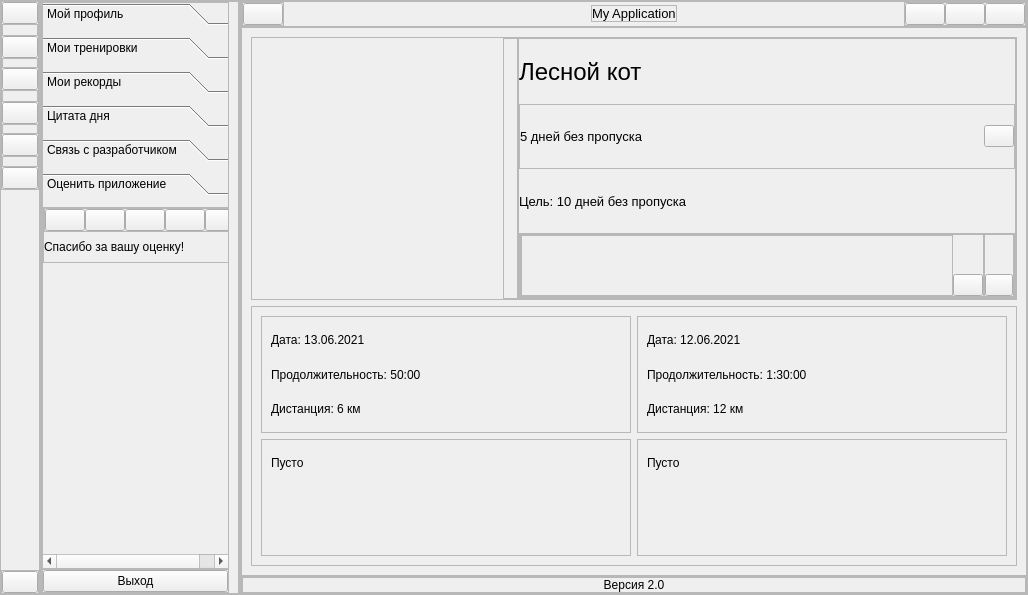
Above: Program/new_design/new_interface.ui from Daniil-Solo/Training-tracker before the change. Below: the same form after it.
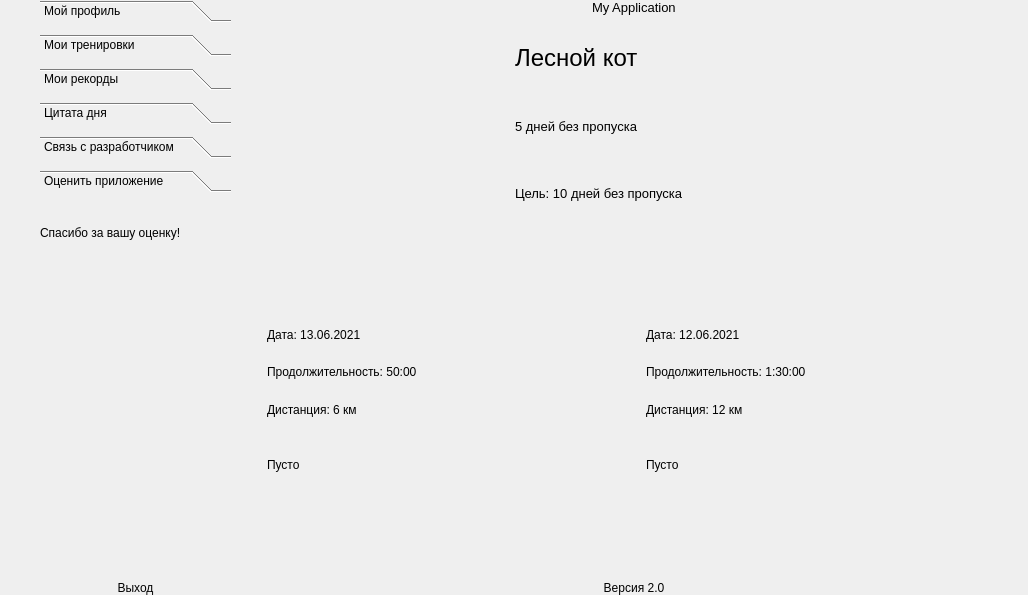
That is the form after the change. Icons and pictures are not drawn.

Commit message: add picture, icons and remove all border

```diff
--- a/Program/new_design/new_interface.ui
+++ b/Program/new_design/new_interface.ui
@@ -13,9 +13,16 @@
   <property name="windowTitle">
    <string>MainWindow</string>
   </property>
+  <property name="styleSheet">
+   <string notr="true">*{
+border:none;
+}</string>
+  </property>
   <widget class="QWidget" name="centralwidget">
    <property name="styleSheet">
-    <string notr="true"/>
+    <string notr="true">*{
+border:none;
+}</string>
    </property>
    <layout class="QHBoxLayout" name="horizontalLayout">
     <property name="spacing">
@@ -105,6 +112,12 @@
              <iconset resource="icons.qrc">
               <normaloff>:/icons/icons/user.svg</normaloff>:/icons/icons/user.svg</iconset>
             </property>
+            <property name="iconSize">
+             <size>
+              <width>25</width>
+              <height>25</height>
+             </size>
+            </property>
             <property name="autoDefault">
              <bool>false</bool>
             </property>
@@ -121,13 +134,13 @@
             <property name="minimumSize">
              <size>
               <width>0</width>
-              <height>12</height>
+              <height>15</height>
              </size>
             </property>
             <property name="maximumSize">
              <size>
               <width>16777215</width>
-              <height>12</height>
+              <height>15</height>
              </size>
             </property>
             <property name="frameShape">
@@ -147,6 +160,12 @@
              <iconset resource="icons.qrc">
               <normaloff>:/icons/icons/calendar.svg</normaloff>:/icons/icons/calendar.svg</iconset>
             </property>
+            <property name="iconSize">
+             <size>
+              <width>25</width>
+              <height>25</height>
+             </size>
+            </property>
            </widget>
           </item>
           <item>
@@ -154,13 +173,13 @@
             <property name="minimumSize">
              <size>
               <width>0</width>
-              <height>10</height>
+              <height>15</height>
              </size>
             </property>
             <property name="maximumSize">
              <size>
               <width>16777215</width>
-              <height>10</height>
+              <height>15</height>
              </size>
             </property>
             <property name="frameShape">
@@ -180,6 +199,12 @@
              <iconset resource="icons.qrc">
               <normaloff>:/icons/icons/award.svg</normaloff>:/icons/icons/award.svg</iconset>
             </property>
+            <property name="iconSize">
+             <size>
+              <width>25</width>
+              <height>25</height>
+             </size>
+            </property>
            </widget>
           </item>
           <item>
@@ -187,13 +212,13 @@
             <property name="minimumSize">
              <size>
               <width>0</width>
-              <height>12</height>
+              <height>16</height>
              </size>
             </property>
             <property name="maximumSize">
              <size>
               <width>16777215</width>
-              <height>12</height>
+              <height>16</height>
              </size>
             </property>
             <property name="frameShape">
@@ -213,6 +238,12 @@
              <iconset resource="icons.qrc">
               <normaloff>:/icons/icons/twitch.svg</normaloff>:/icons/icons/twitch.svg</iconset>
             </property>
+            <property name="iconSize">
+             <size>
+              <width>25</width>
+              <height>25</height>
+             </size>
+            </property>
            </widget>
           </item>
           <item>
@@ -220,13 +251,13 @@
             <property name="minimumSize">
              <size>
               <width>0</width>
-              <height>10</height>
+              <height>15</height>
              </size>
             </property>
             <property name="maximumSize">
              <size>
               <width>16777215</width>
-              <height>10</height>
+              <height>15</height>
              </size>
             </property>
             <property name="frameShape">
@@ -246,6 +277,12 @@
              <iconset resource="icons.qrc">
               <normaloff>:/icons/icons/tool.svg</normaloff>:/icons/icons/tool.svg</iconset>
             </property>
+            <property name="iconSize">
+             <size>
+              <width>25</width>
+              <height>25</height>
+             </size>
+            </property>
            </widget>
           </item>
           <item>
@@ -253,13 +290,13 @@
             <property name="minimumSize">
              <size>
               <width>0</width>
-              <height>11</height>
+              <height>15</height>
              </size>
             </property>
             <property name="maximumSize">
              <size>
               <width>16777215</width>
-              <height>11</height>
+              <height>15</height>
              </size>
             </property>
             <property name="frameShape">
@@ -279,6 +316,12 @@
              <iconset resource="icons.qrc">
               <normaloff>:/icons/icons/thumbs-up.svg</normaloff>:/icons/icons/thumbs-up.svg</iconset>
             </property>
+            <property name="iconSize">
+             <size>
+              <width>25</width>
+              <height>25</height>
+             </size>
+            </property>
            </widget>
           </item>
          </layout>
@@ -935,6 +978,14 @@
                 </layout>
                </widget>
                <widget class="QWidget" name="page_6">
+                <property name="geometry">
+                 <rect>
+                  <x>0</x>
+                  <y>0</y>
+                  <width>189</width>
+                  <height>335</height>
+                 </rect>
+                </property>
                 <attribute name="icon">
                  <iconset resource="icons.qrc">
                   <normaloff>:/icons/icons/chevron-down.svg</normaloff>:/icons/icons/chevron-down.svg</iconset>
```
Left out of the diff: 36 changed lines with no effect on the pictures. The commit also changes 287 other files.
